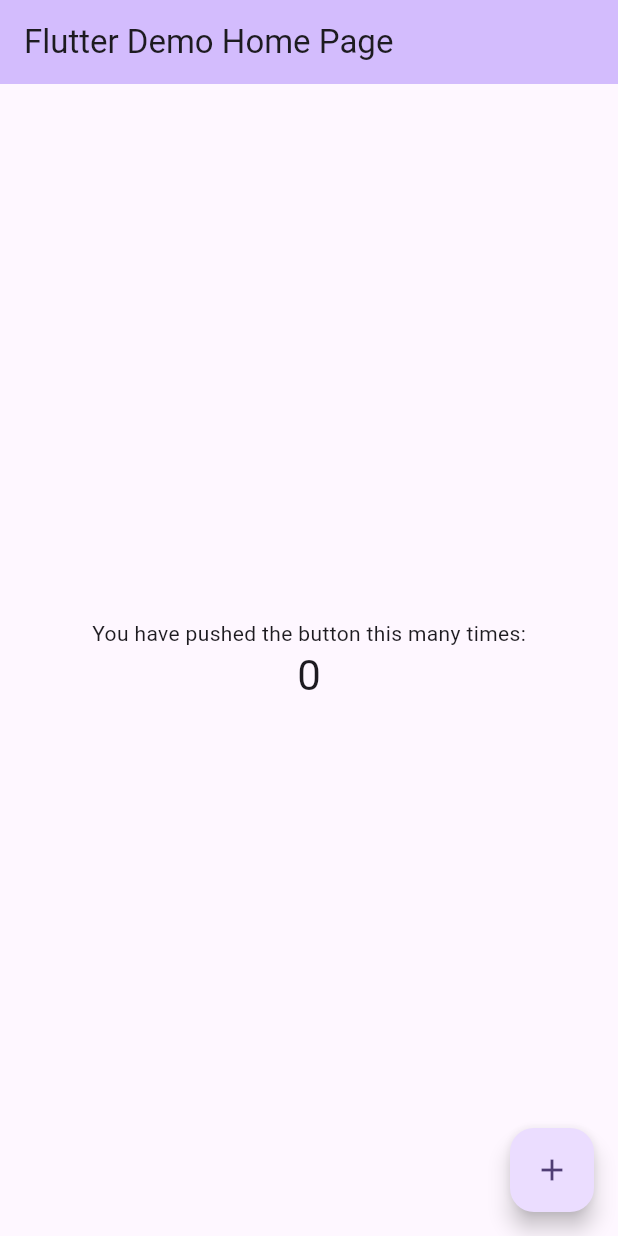
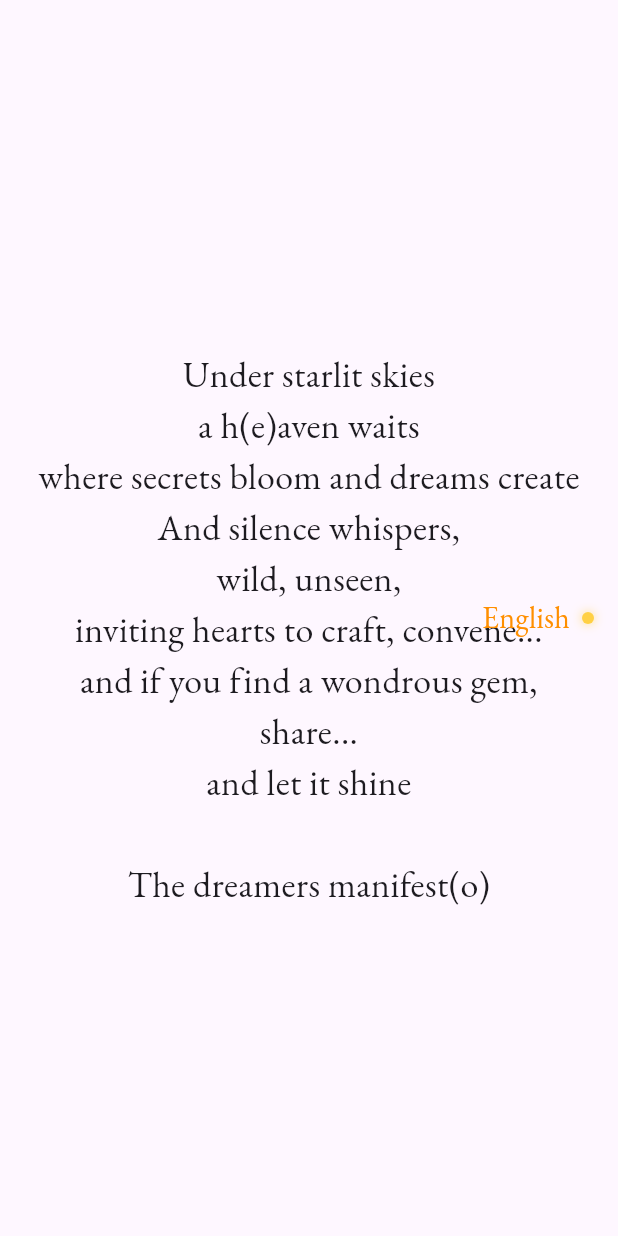
Before and after one commit to Tim2107/stellaria, a Flutter app: the screen it shows after launch, on a phone screen of 412 x 824 dp. Run offline on Flutter 3.47's test engine with Material 3 defaults, Android fonts, the phone set to English and light mode, and no system bars; our stand-ins replace google_fonts.

Commit message:
feat: refine language selector

```diff
--- a/nexus/lib/main.dart
+++ b/nexus/lib/main.dart
@@ -1,122 +1,274 @@
 import 'package:flutter/material.dart';
+import 'package:google_fonts/google_fonts.dart';
 
-void main() {
-  runApp(const MyApp());
-}
+void main() => runApp(const NexusApp());
 
-class MyApp extends StatelessWidget {
-  const MyApp({super.key});
+class NexusApp extends StatelessWidget {
+  const NexusApp({super.key});
 
-  // This widget is the root of your application.
   @override
   Widget build(BuildContext context) {
     return MaterialApp(
-      title: 'Flutter Demo',
-      theme: ThemeData(
-        // This is the theme of your application.
-        //
-        // TRY THIS: Try running your application with "flutter run". You'll see
-        // the application has a purple toolbar. Then, without quitting the app,
-        // try changing the seedColor in the colorScheme below to Colors.green
-        // and then invoke "hot reload" (save your changes or press the "hot
-        // reload" button in a Flutter-supported IDE, or press "r" if you used
-        // the command line to start the app).
-        //
-        // Notice that the counter didn't reset back to zero; the application
-        // state is not lost during the reload. To reset the state, use hot
-        // restart instead.
-        //
-        // This works for code too, not just values: Most code changes can be
-        // tested with just a hot reload.
-        colorScheme: ColorScheme.fromSeed(seedColor: Colors.deepPurple),
-      ),
-      home: const MyHomePage(title: 'Flutter Demo Home Page'),
+      title: 'Nexus',
+      debugShowCheckedModeBanner: false,
+      home: const LandingPage(),
     );
   }
 }
 
-class MyHomePage extends StatefulWidget {
-  const MyHomePage({super.key, required this.title});
-
-  // This widget is the home page of your application. It is stateful, meaning
-  // that it has a State object (defined below) that contains fields that affect
-  // how it looks.
-
-  // This class is the configuration for the state. It holds the values (in this
-  // case the title) provided by the parent (in this case the App widget) and
-  // used by the build method of the State. Fields in a Widget subclass are
-  // always marked "final".
-
-  final String title;
+class LandingPage extends StatefulWidget {
+  const LandingPage({super.key});
 
   @override
-  State<MyHomePage> createState() => _MyHomePageState();
+  State<LandingPage> createState() => _LandingPageState();
 }
 
-class _MyHomePageState extends State<MyHomePage> {
-  int _counter = 0;
+class _LandingPageState extends State<LandingPage> {
+  final _languages = const ['English', 'Deutsch', 'Français', '日本語'];
 
-  void _incrementCounter() {
-    setState(() {
-      // This call to setState tells the Flutter framework that something has
-      // changed in this State, which causes it to rerun the build method below
-      // so that the display can reflect the updated values. If we changed
-      // _counter without calling setState(), then the build method would not be
-      // called again, and so nothing would appear to happen.
-      _counter++;
-    });
+  final _poems = const {
+    'English': '''
+Under starlit skies
+a h(e)aven waits
+where secrets bloom and dreams create
+And silence whispers,
+wild, unseen,
+inviting hearts to craft, convene...
+and if you find a wondrous gem,
+share...
+and let it shine
+
+The dreamers manifest(o)
+''',
+    'Deutsch': '''
+Unter sternenklaren Weiten
+findet sich ein geborgener Ort
+an dem Geheimnisse verborgen blühen
+und Träume Welten schaffen.
+Und wo es durch die Stille raunt,
+ungezähmt und heimlich
+und Herzen zusammen ruft sich im Erschaffen zu vereinen.
+
+und findest Du hier Kostbarkeiten
+lass sie uns Teilen
+und staunen ihrer Wunder
+''',
+    'Français': '''
+Sous les cieux embrasés d’étoiles,
+un sanctuaire frémissant attend,
+où les secrets s’ouvrent comme des fleurs interdites,
+et les rêves enfantent des mondes de fièvre.
+
+Le silence soupire,
+ardent, insaisissable,
+et ses murmures effleurent la peau du cœur,
+l’invitant à se perdre, à se fondre, à créer.
+
+Et si tes mains découvrent un joyau rare,
+ne le garde pas —
+offre-le,
+qu’il resplendisse, qu’il consume, qu’il enivre.
+''',
+    '日本語': '''
+星空の下
+あなたの館が待っている
+秘密は咲き、
+夢は世界を創り出す
+
+沈黙はささやき、
+野生のまま見えぬもの、
+心を誘い、
+創造へと集う
+
+そして、めずらしい宝石を見つけたなら
+分かち合い、輝かせよ
+'''
+  };
+
+  int _selected = 0;
+  bool _showSelector = false;
+  final FixedExtentScrollController _controller = FixedExtentScrollController();
+
+  @override
+  void dispose() {
+    _controller.dispose();
+    super.dispose();
   }
 
   @override
   Widget build(BuildContext context) {
-    // This method is rerun every time setState is called, for instance as done
-    // by the _incrementCounter method above.
-    //
-    // The Flutter framework has been optimized to make rerunning build methods
-    // fast, so that you can just rebuild anything that needs updating rather
-    // than having to individually change instances of widgets.
+    final lang = _languages[_selected];
+
     return Scaffold(
-      appBar: AppBar(
-        // TRY THIS: Try changing the color here to a specific color (to
-        // Colors.amber, perhaps?) and trigger a hot reload to see the AppBar
-        // change color while the other colors stay the same.
-        backgroundColor: Theme.of(context).colorScheme.inversePrimary,
-        // Here we take the value from the MyHomePage object that was created by
-        // the App.build method, and use it to set our appbar title.
-        title: Text(widget.title),
+      body: Stack(
+        children: [
+          LayoutBuilder(
+            builder: (context, constraints) {
+              return SingleChildScrollView(
+                padding: const EdgeInsets.all(24),
+                child: ConstrainedBox(
+                  constraints: BoxConstraints(minHeight: constraints.maxHeight),
+                  child: Center(
+                    child: Text(
+                      _poems[lang]!,
+                      textAlign: TextAlign.center,
+                      style: _poemStyle(lang),
+                    ),
+                  ),
+                ),
+              );
+            },
+          ),
+          Align(
+            alignment: Alignment.centerRight,
+            child: Padding(
+              padding: const EdgeInsets.only(right: 16),
+              child: _showSelector ? _buildWheel() : _buildCollapsed(lang),
+            ),
+          ),
+        ],
       ),
-      body: Center(
-        // Center is a layout widget. It takes a single child and positions it
-        // in the middle of the parent.
-        child: Column(
-          // Column is also a layout widget. It takes a list of children and
-          // arranges them vertically. By default, it sizes itself to fit its
-          // children horizontally, and tries to be as tall as its parent.
-          //
-          // Column has various properties to control how it sizes itself and
-          // how it positions its children. Here we use mainAxisAlignment to
-          // center the children vertically; the main axis here is the vertical
-          // axis because Columns are vertical (the cross axis would be
-          // horizontal).
-          //
-          // TRY THIS: Invoke "debug painting" (choose the "Toggle Debug Paint"
-          // action in the IDE, or press "p" in the console), to see the
-          // wireframe for each widget.
-          mainAxisAlignment: MainAxisAlignment.center,
-          children: <Widget>[
-            const Text('You have pushed the button this many times:'),
-            Text(
-              '$_counter',
-              style: Theme.of(context).textTheme.headlineMedium,
+    );
+  }
+
+  TextStyle _poemStyle(String language) {
+    switch (language) {
+      case '日本語':
+        return GoogleFonts.notoSerifJp(fontSize: 24);
+      default:
+        return GoogleFonts.ebGaramond(fontSize: 24);
+    }
+  }
+
+  TextStyle _languageStyle(String language, bool selected) {
+    TextStyle base;
+    switch (language) {
+      case '日本語':
+        base = GoogleFonts.notoSerifJp(fontSize: 20);
+        break;
+      default:
+        base = GoogleFonts.ebGaramond(fontSize: 20);
+    }
+    return base.copyWith(
+      color: selected ? Colors.amber[800] : Colors.black87,
+    );
+  }
+
+  Widget _buildCollapsed(String lang) {
+    return GestureDetector(
+      onTap: () => setState(() => _showSelector = true),
+      child: Row(
+        mainAxisSize: MainAxisSize.min,
+        children: [
+          Text(lang, style: _languageStyle(lang, true)),
+          const SizedBox(width: 8),
+          const Sparkle(),
+        ],
+      ),
+    );
+  }
+
+  Widget _buildWheel() {
+    return GestureDetector(
+      onTap: () => setState(() => _showSelector = false),
+      child: SizedBox(
+        height: 150,
+        width: 120,
+        child: Stack(
+          alignment: Alignment.center,
+          children: [
+            ListWheelScrollView.useDelegate(
+              controller: _controller,
+              itemExtent: 50,
+              physics: const FixedExtentScrollPhysics(),
+              onSelectedItemChanged: (index) =>
+                  setState(() => _selected = index),
+              childDelegate: ListWheelChildBuilderDelegate(
+                builder: (context, index) {
+                  if (index < 0 || index >= _languages.length) return null;
+                  final language = _languages[index];
+                  final selected = index == _selected;
+                  return Center(
+                    child: Row(
+                      mainAxisSize: MainAxisSize.min,
+                      children: [
+                        Text(
+                          language,
+                          style: _languageStyle(language, selected),
+                        ),
+                        if (selected) ...[
+                          const SizedBox(width: 8),
+                          const Sparkle(),
+                        ]
+                      ],
+                    ),
+                  );
+                },
+                childCount: _languages.length,
+              ),
+            ),
+            Container(
+              height: 50,
+              decoration: BoxDecoration(
+                border: Border.all(color: Colors.amber, width: 2),
+              ),
             ),
           ],
         ),
       ),
-      floatingActionButton: FloatingActionButton(
-        onPressed: _incrementCounter,
-        tooltip: 'Increment',
-        child: const Icon(Icons.add),
-      ), // This trailing comma makes auto-formatting nicer for build methods.
     );
   }
 }
+
+class Sparkle extends StatefulWidget {
+  const Sparkle({super.key});
+
+  @override
+  State<Sparkle> createState() => _SparkleState();
+}
+
+class _SparkleState extends State<Sparkle>
+    with SingleTickerProviderStateMixin {
+  late final AnimationController _controller;
+
+  @override
+  void initState() {
+    super.initState();
+    _controller = AnimationController(
+      vsync: this,
+      duration: const Duration(milliseconds: 1200),
+    )..repeat(reverse: true);
+  }
+
+  @override
+  void dispose() {
+    _controller.dispose();
+    super.dispose();
+  }
+
+  @override
+  Widget build(BuildContext context) {
+    return AnimatedBuilder(
+      animation: _controller,
+      builder: (context, child) {
+        final t = _controller.value;
+        final base = Colors.amber;
+        final color = Color.lerp(Colors.amber[200], base, t)!;
+        return Container(
+          width: 8,
+          height: 8,
+          decoration: BoxDecoration(
+            shape: BoxShape.circle,
+            color: color,
+            boxShadow: [
+              BoxShadow(
+                color: color.withOpacity(0.7),
+                blurRadius: 6 * t + 2,
+              ),
+            ],
+          ),
+        );
+      },
+    );
+  }
+}
--- a/nexus/pubspec.yaml
+++ b/nexus/pubspec.yaml
@@ -34,6 +34,7 @@ dependencies:
   # The following adds the Cupertino Icons font to your application.
   # Use with the CupertinoIcons class for iOS style icons.
   cupertino_icons: ^1.0.8
+  google_fonts: ^6.1.0
 
 dev_dependencies:
   flutter_test:
```
Also changed, not shown: 2 other files.
